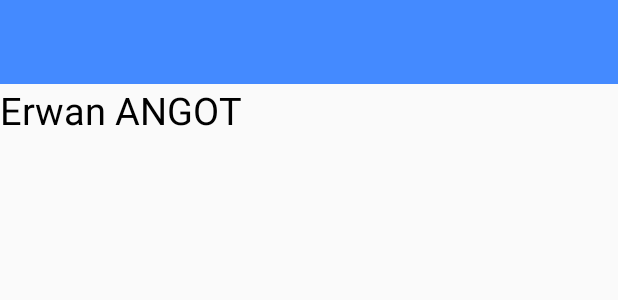
After one commit to MadiBreizh/ATMO972, an Android app: the layout activity_about.xml on its own in the app's theme, with its tools: preview values and no code run, on a phone screen of 412 x 824 dp. The commit adds this screen. Shown: the top 300 px of the screen. Run offline under Robolectric (Android 15) with nearby library versions, the phone set to English and light mode, and no system bars; network calls fail.

Commit message:
Divers modification au niveau du menu

```diff
--- a/app/src/main/AndroidManifest.xml
+++ b/app/src/main/AndroidManifest.xml
@@ -18,7 +18,8 @@
                 <category android:name="android.intent.category.LAUNCHER" />
             </intent-filter>
         </activity>
-        <activity android:name=".HistoriqueActivity"></activity>
+        <activity android:name=".HistoriqueActivity" />
+        <activity android:name=".AboutActivity"></activity>
     </application>
 
 </manifest>
--- /dev/null
+++ b/app/src/main/res/layout/activity_about.xml
@@ -0,0 +1,31 @@
+<?xml version="1.0" encoding="utf-8"?>
+<LinearLayout xmlns:android="http://schemas.android.com/apk/res/android"
+    xmlns:app="http://schemas.android.com/apk/res-auto"
+    xmlns:tools="http://schemas.android.com/tools"
+    android:layout_width="match_parent"
+    android:layout_height="match_parent"
+    android:orientation="vertical"
+    tools:context="com.example.eag.myapplication.AboutActivity"
+    tools:layout_editor_absoluteX="0dp"
+    tools:layout_editor_absoluteY="41dp">
+
+    <android.support.v7.widget.Toolbar
+        android:id="@+id/tb_about"
+        android:layout_width="match_parent"
+        android:layout_height="wrap_content"
+        android:background="@color/colorPrimary"
+        android:minHeight="?attr/actionBarSize"
+        android:theme="@style/AppTheme"
+        tools:layout_editor_absoluteX="8dp"
+        tools:layout_editor_absoluteY="0dp" />
+
+    <TextView
+        android:id="@+id/textView"
+        android:layout_width="match_parent"
+        android:layout_height="match_parent"
+        android:text="TextView"
+        android:textAlignment="textStart"
+        android:textSize="25sp"
+        tools:text="@string/erwab_angot" />
+
+</LinearLayout>
--- a/app/src/main/res/menu/menu_historique.xml
+++ b/app/src/main/res/menu/menu_activity.xml
@@ -9,9 +9,8 @@
         app:showAsAction="never"/>
 
     <item
-        android:id="@+id/menu_a_propos"
-        android:title="À propos"
+        android:id="@+id/menu_avis"
+        android:title="Noter l'application"
         android:icon="@android:drawable/ic_menu_add"
         app:showAsAction="never"/>
-
 </menu>
--- a/app/src/main/res/values/strings.xml
+++ b/app/src/main/res/values/strings.xml
@@ -7,4 +7,5 @@
     <string name="contacter">Nous contacter</string>
     <string name="qualite_air">Qualité de l\'air</string>
     <string name="message_empty">N/A</string>
+    <string name="erwab_angot">Erwan ANGOT</string>
 </resources>
```
Also changed, not shown: app/src/main/java/com/example/eag/myapplication/AboutActivity.java (added, +28 -0 lines), app/src/main/java/com/example/eag/myapplication/BaseActivity.java (added, +58 -0 lines), app/src/main/java/com/example/eag/myapplication/HistoriqueActivity.java (+5 -22 lines), app/src/main/java/com/example/eag/myapplication/MainActivity.java (+1 -23 lines), app/src/main/res/menu/menu_acceuil.xml (+7 -1 lines).
